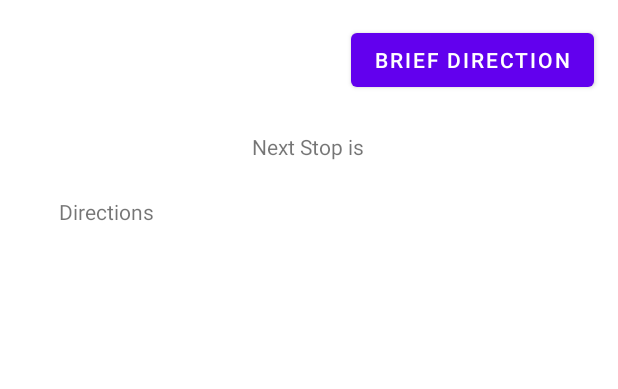
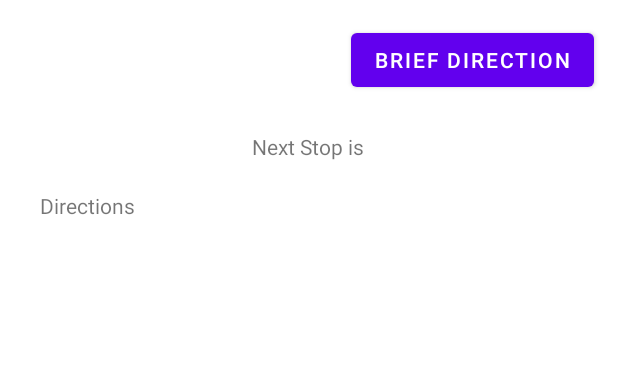
Before and after one commit to CSE-110-Spring-2022/zooseeker-cse-110-team-23, an Android app: the layout activity_direction.xml on its own in the app's theme, with its tools: preview values and no code run, on a phone screen of 412 x 824 dp. Shown: the top 389 px of the screen. Run offline under Robolectric (Android 15) with nearby library versions, the phone set to English and light mode, and no system bars.

Commit message:
fixed distances, added scrolling, corrected group_exhibits functionality

```diff
--- a/app/src/main/java/com/example/zooseeker/AnimalListViewModel.java
+++ b/app/src/main/java/com/example/zooseeker/AnimalListViewModel.java
@@ -33,6 +33,11 @@ public class AnimalListViewModel extends AndroidViewModel {
         animalListItems = animalListItemDao.getAllAlive();
     }
 
+    public void updateOrder(AnimalListItem animalListItem, int newOrder) {
+        animalListItem.order = newOrder;
+        animalListItemDao.update(animalListItem);
+    }
+
     public void updateText(AnimalListItem animalListItem, String newText) {
         animalListItem.text = newText;
         animalListItemDao.update(animalListItem);
--- a/app/src/main/java/com/example/zooseeker/DirectionActivity.java
+++ b/app/src/main/java/com/example/zooseeker/DirectionActivity.java
@@ -7,6 +7,7 @@ import android.content.Context;
 import android.os.Bundle;
 import android.view.View;
 import android.widget.Button;
+import android.widget.ScrollView;
 import android.widget.TextView;
 
 import org.jgrapht.Graph;
@@ -26,6 +27,7 @@ public class DirectionActivity extends AppCompatActivity {
     private Button skipBtn;
     private Button stepBackBtn;
     private TextView destination;
+    private ScrollView direction_scroll;
     private Button briefBtn;
     private boolean briefFlag;
     private boolean end;
@@ -95,6 +97,7 @@ public class DirectionActivity extends AppCompatActivity {
         skipBtn = findViewById(R.id.skip_next_btn);
         stepBackBtn = findViewById(R.id.step_back);
         destination = findViewById(R.id.destination_text);
+        direction_scroll = findViewById(R.id.direction_scroll);
         briefBtn = findViewById(R.id.show_brief_btn);
     }
 
@@ -129,6 +132,7 @@ public class DirectionActivity extends AppCompatActivity {
 
             String startName = "";
             String goalName =  "";
+
             for (IdentifiedWeightedEdge e : path.getEdgeList()) {
                 if(prev==vInfo.get(g.getEdgeSource(path.getEdgeList().get(0)).toString()).name) {
                     startName = vInfo.get(g.getEdgeSource(path.getEdgeList().get(0)).toString()).name;
--- a/app/src/main/res/layout/activity_direction.xml
+++ b/app/src/main/res/layout/activity_direction.xml
@@ -40,18 +40,6 @@
         app:layout_constraintStart_toStartOf="parent"
         app:layout_constraintTop_toTopOf="parent" />
 
-    <TextView
-        android:id="@+id/destination_text"
-        android:layout_width="345dp"
-        android:layout_height="358dp"
-        android:layout_marginStart="85dp"
-        android:layout_marginTop="24dp"
-        android:layout_marginEnd="73dp"
-        android:text="Directions"
-        app:layout_constraintEnd_toEndOf="parent"
-        app:layout_constraintStart_toStartOf="parent"
-        app:layout_constraintTop_toBottomOf="@+id/text_direction" />
-
     <Button
         android:id="@+id/skip_next_btn"
         android:layout_width="wrap_content"
@@ -90,5 +78,40 @@
         app:layout_constraintStart_toStartOf="parent"
         app:layout_constraintTop_toTopOf="parent" />
 
+    <ScrollView
+        android:id="@+id/direction_scroll"
+        android:layout_width="410dp"
+        android:layout_height="348dp"
+        android:layout_marginStart="1dp"
+        android:layout_marginTop="20dp"
+        android:layout_marginEnd="1dp"
+        android:layout_marginBottom="31dp"
+        app:layout_constraintBottom_toTopOf="@+id/skip_next_btn"
+        app:layout_constraintEnd_toEndOf="parent"
+        app:layout_constraintHorizontal_bias="1.0"
+        app:layout_constraintStart_toStartOf="parent"
+        app:layout_constraintTop_toBottomOf="@+id/text_direction"
+        app:layout_constraintVertical_bias="0.0">
+
+        <LinearLayout
+            android:layout_width="match_parent"
+            android:layout_height="wrap_content"
+            android:orientation="vertical">
+
+            <TextView
+                android:id="@+id/destination_text"
+                android:layout_width="347dp"
+                android:layout_height="wrap_content"
+                android:layout_marginStart="26dp"
+                android:layout_marginTop="0dp"
+                android:layout_marginEnd="0dp"
+                android:text="Directions"
+                app:layout_constraintEnd_toEndOf="parent"
+                app:layout_constraintStart_toStartOf="parent"
+                app:layout_constraintTop_toBottomOf="parent" />
+        </LinearLayout>
+
+    </ScrollView>
+
 
 </androidx.constraintlayout.widget.ConstraintLayout>
--- a/build.gradle
+++ b/build.gradle
@@ -1,7 +1,7 @@
 // Top-level build file where you can add configuration options common to all sub-projects/modules.
 plugins {
-    id 'com.android.application' version '7.2.0' apply false
-    id 'com.android.library' version '7.2.0' apply false
+    id 'com.android.application' version '7.2.1' apply false
+    id 'com.android.library' version '7.2.1' apply false
 }
 
 task clean(type: Delete) {
```
Also changed, not shown: app/src/main/java/com/example/zooseeker/MainActivity.java (+25 -9 lines), app/src/main/java/com/example/zooseeker/ZooData.java (+6 -3 lines), app/src/main/res/layout/activity_plan_visit.xml (+23 -2 lines).
